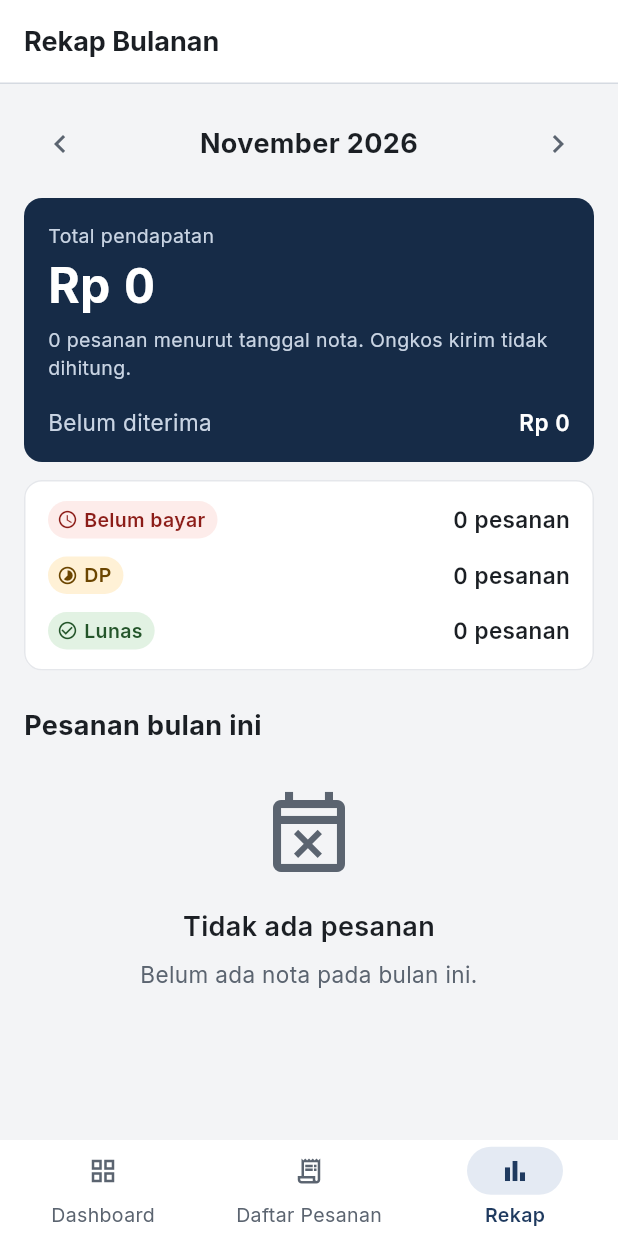
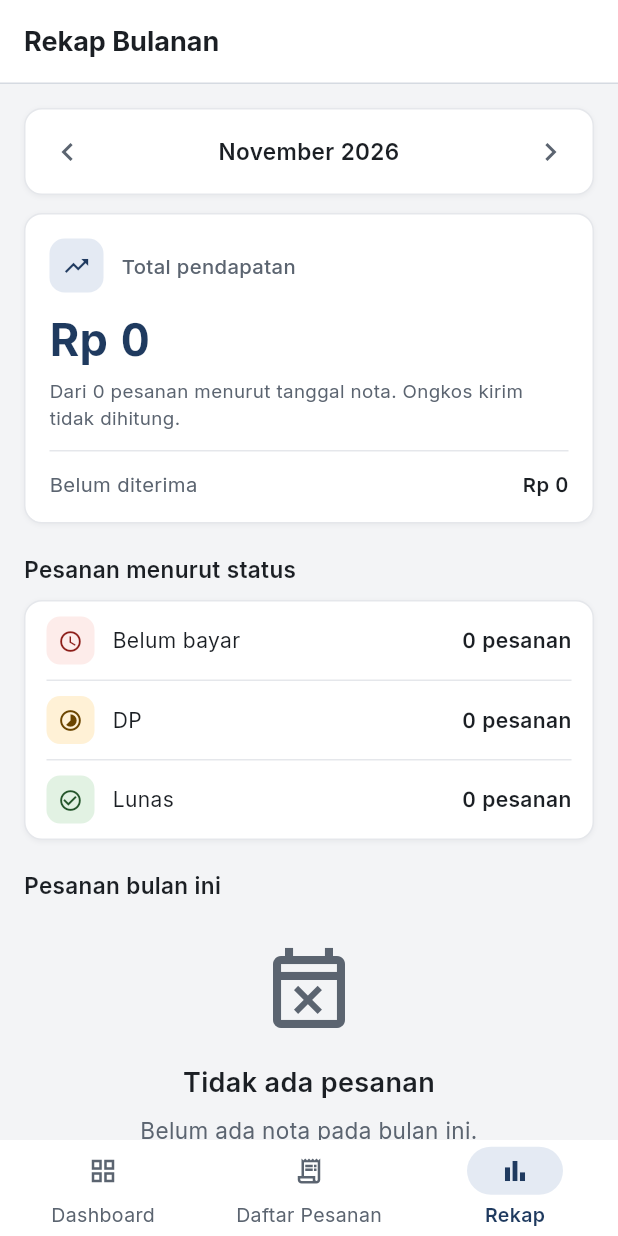
Before and after one commit to putriaariibah-bit/sistem-admin-mustika-ayu, a Flutter app: the screen it shows once a user with an empty profile is signed in, item 3 of the bottom bar chosen, on a phone screen of 412 x 824 dp. Run offline on Flutter 3.47's test engine with Material 3 defaults, Android fonts, the phone set to English and light mode, and no system bars; our stand-ins replace cloud_firestore, firebase_auth, firebase_core, share_plus; missing offline and left inert: gal; accounts and stored records are empty.

Commit message:
Rekap kartu putih
Co-Authored-By: Claude Opus 5.5 <noreply@anthropic.com>
Claude-Session: https://claude.ai/code/session_01M1MDQ1JNjBMbH3Tt94S1mm

```diff
--- a/lib/screens/rekap_screen.dart
+++ b/lib/screens/rekap_screen.dart
@@ -5,8 +5,8 @@ import '../models/pesanan.dart';
 import '../utils/format.dart';
 import '../utils/theme.dart';
 import '../widgets/empty_state.dart';
+import '../widgets/kotak_ikon.dart';
 import '../widgets/pesanan_card.dart';
-import '../widgets/status_badge.dart';
 
 /// Halaman Rekap Bulanan (proses 7.0, KF-10, Gambar 3.8(g)).
 ///
@@ -29,6 +29,12 @@ class RekapScreen extends StatefulWidget {
 }
 
 class _RekapScreenState extends State<RekapScreen> {
+  static const TextStyle _gayaSeksi = TextStyle(
+    fontSize: 15,
+    fontWeight: FontWeight.w600,
+    color: AppTheme.textPrimary,
+  );
+
   late int _tahun;
   late int _bulan;
 
@@ -74,12 +80,16 @@ class _RekapScreenState extends State<RekapScreen> {
             ),
             const SizedBox(height: AppTheme.spacing16),
           ],
-          Row(
+          Container(
+            decoration: AppTheme.dekorasiKartu,
+            padding: const EdgeInsets.all(AppTheme.spacing4),
+            child: Row(
               children: [
                 IconButton(
                   key: const Key('bulan-sebelumnya'),
                   tooltip: 'Bulan sebelumnya',
                   onPressed: () => _geser(-1),
+                  color: AppTheme.textSecondary,
                   icon: const Icon(Icons.chevron_left),
                 ),
                 Expanded(
@@ -87,62 +97,76 @@ class _RekapScreenState extends State<RekapScreen> {
                     Format.bulanTahun(_tahun, _bulan),
                     key: const Key('bulan-rekap'),
                     textAlign: TextAlign.center,
-                  style: AppTheme.gayaSeksi,
+                    style: _gayaSeksi,
                   ),
                 ),
                 IconButton(
                   key: const Key('bulan-berikutnya'),
                   tooltip: 'Bulan berikutnya',
                   onPressed: () => _geser(1),
+                  color: AppTheme.textSecondary,
                   icon: const Icon(Icons.chevron_right),
                 ),
               ],
             ),
+          ),
           const SizedBox(height: AppTheme.spacing12),
           Container(
+            decoration: AppTheme.dekorasiKartu,
             padding: const EdgeInsets.all(AppTheme.spacing16),
-            decoration: BoxDecoration(
-              color: AppTheme.primaryGelap,
-              borderRadius: BorderRadius.circular(AppTheme.sudutKartu),
-            ),
             child: Column(
               crossAxisAlignment: CrossAxisAlignment.start,
               children: [
-                const Text(
+                const Row(
+                  children: [
+                    KotakIkon(
+                      ikon: Icons.trending_up,
+                      warna: AppTheme.primary,
+                      latar: AppTheme.primaryMuda,
+                    ),
+                    SizedBox(width: AppTheme.spacing12),
+                    Text(
                       'Total pendapatan',
                       style: TextStyle(
-                    fontSize: AppTheme.keterangan,
-                    color: AppTheme.teksPanel,
+                        fontSize: 13.5,
+                        fontWeight: FontWeight.w500,
+                        color: AppTheme.textSecondary,
                       ),
                     ),
+                  ],
+                ),
+                const SizedBox(height: AppTheme.spacing12 - 2),
                 Text(
                   Format.rupiah(rekap.totalPendapatan),
                   key: const Key('total-pendapatan'),
                   style: const TextStyle(
-                    fontSize: 32,
+                    fontSize: 30,
                     fontWeight: FontWeight.w700,
-                    color: Colors.white,
+                    color: AppTheme.primary,
                     fontFeatures: AppTheme.angkaRata,
                   ),
                 ),
                 const SizedBox(height: AppTheme.spacing4),
                 Text(
-                  '${rekap.jumlahPesanan} pesanan menurut tanggal nota. '
+                  'Dari ${rekap.jumlahPesanan} pesanan menurut tanggal nota. '
                   'Ongkos kirim tidak dihitung.',
                   style: const TextStyle(
-                    fontSize: AppTheme.keterangan,
-                    color: AppTheme.teksPanel,
+                    fontSize: 12.5,
+                    color: AppTheme.textSecondary,
                   ),
                 ),
-                const SizedBox(height: AppTheme.spacing16),
+                const Padding(
+                  padding: EdgeInsets.symmetric(vertical: AppTheme.spacing12),
+                  child: Divider(color: AppTheme.garisKartu),
+                ),
                 Row(
                   children: [
                     const Expanded(
                       child: Text(
                         'Belum diterima',
                         style: TextStyle(
-                          fontSize: AppTheme.isi,
-                          color: AppTheme.teksPanel,
+                          fontSize: 13.5,
+                          color: AppTheme.textSecondary,
                         ),
                       ),
                     ),
@@ -150,9 +174,9 @@ class _RekapScreenState extends State<RekapScreen> {
                       Format.rupiah(rekap.sisaTagihan),
                       key: const Key('sisa-rekap'),
                       style: const TextStyle(
-                        fontSize: AppTheme.isi,
+                        fontSize: 13.5,
                         fontWeight: FontWeight.w600,
-                        color: Colors.white,
+                        color: AppTheme.textPrimary,
                         fontFeatures: AppTheme.angkaRata,
                       ),
                     ),
@@ -161,27 +185,37 @@ class _RekapScreenState extends State<RekapScreen> {
               ],
             ),
           ),
-          const SizedBox(height: AppTheme.spacing12),
-          Card(
-            child: Padding(
-              padding: const EdgeInsets.symmetric(
-                horizontal: AppTheme.spacing16,
-                vertical: AppTheme.spacing8,
-              ),
+          const SizedBox(height: AppTheme.spacing24 - 4),
+          const Text('Pesanan menurut status', style: _gayaSeksi),
+          const SizedBox(height: AppTheme.spacing12 - 2),
+          Container(
+            decoration: AppTheme.dekorasiKartu,
+            padding: const EdgeInsets.symmetric(horizontal: 14),
             child: Column(
               children: [
-                  for (final s in StatusPembayaran.values)
+                for (final s in StatusPembayaran.values) ...[
+                  if (s != StatusPembayaran.values.first)
+                    const Divider(color: AppTheme.garisKartu),
                   Padding(
-                      padding: const EdgeInsets.symmetric(vertical: 6),
+                    padding: const EdgeInsets.symmetric(vertical: 10),
                     child: Row(
                       children: [
-                          StatusBadge(s),
-                          const Spacer(),
+                        KotakIkon.status(s, ukuran: 32),
+                        const SizedBox(width: AppTheme.spacing12),
+                        Expanded(
+                          child: Text(
+                            s.label,
+                            style: const TextStyle(
+                              fontSize: 14,
+                              color: AppTheme.textPrimary,
+                            ),
+                          ),
+                        ),
                         Text(
                           '${rekap.jumlahPerStatus[s] ?? 0} pesanan',
                           key: Key('rekap-${s.name}'),
                           style: const TextStyle(
-                              fontSize: AppTheme.isi,
+                            fontSize: 14,
                             fontWeight: FontWeight.w600,
                             color: AppTheme.textPrimary,
                             fontFeatures: AppTheme.angkaRata,
@@ -191,11 +225,11 @@ class _RekapScreenState extends State<RekapScreen> {
                     ),
                   ),
                 ],
+              ],
             ),
           ),
-          ),
-          const SizedBox(height: AppTheme.spacing24),
-          const Text('Pesanan bulan ini', style: AppTheme.gayaSeksi),
+          const SizedBox(height: AppTheme.spacing24 - 4),
+          const Text('Pesanan bulan ini', style: _gayaSeksi),
           const SizedBox(height: AppTheme.spacing4),
           if (widget.memuat)
             const Padding(
```
Also changed, not shown: 1 other file. Lines whose indentation alone changed are shown as unchanged.
